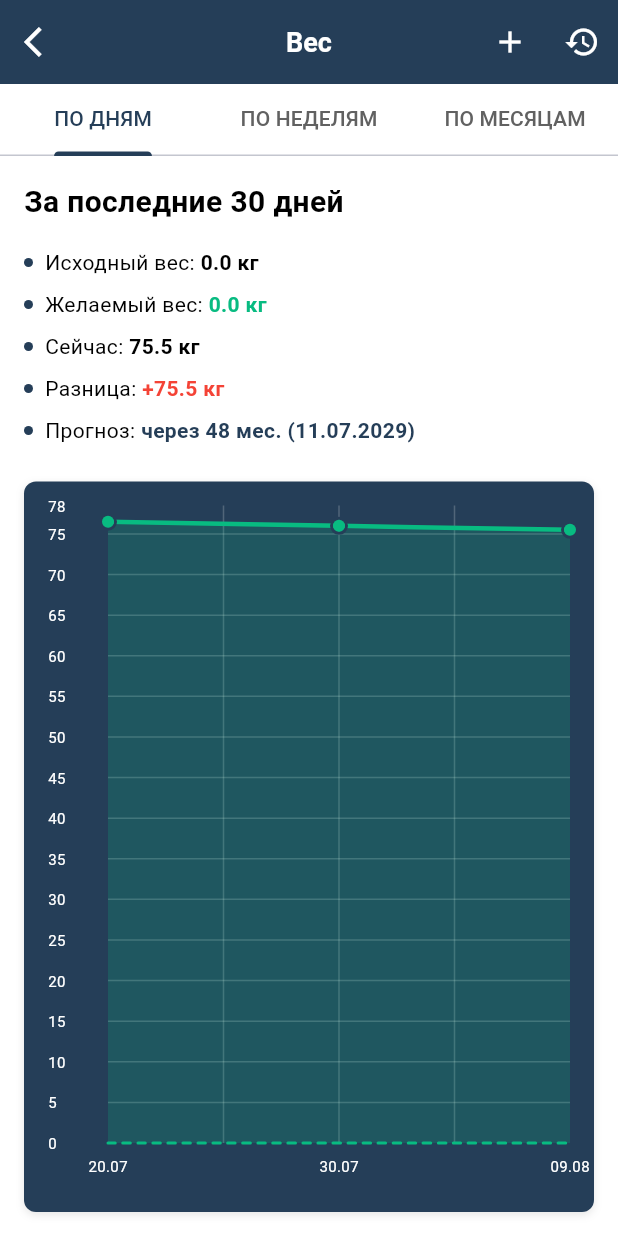
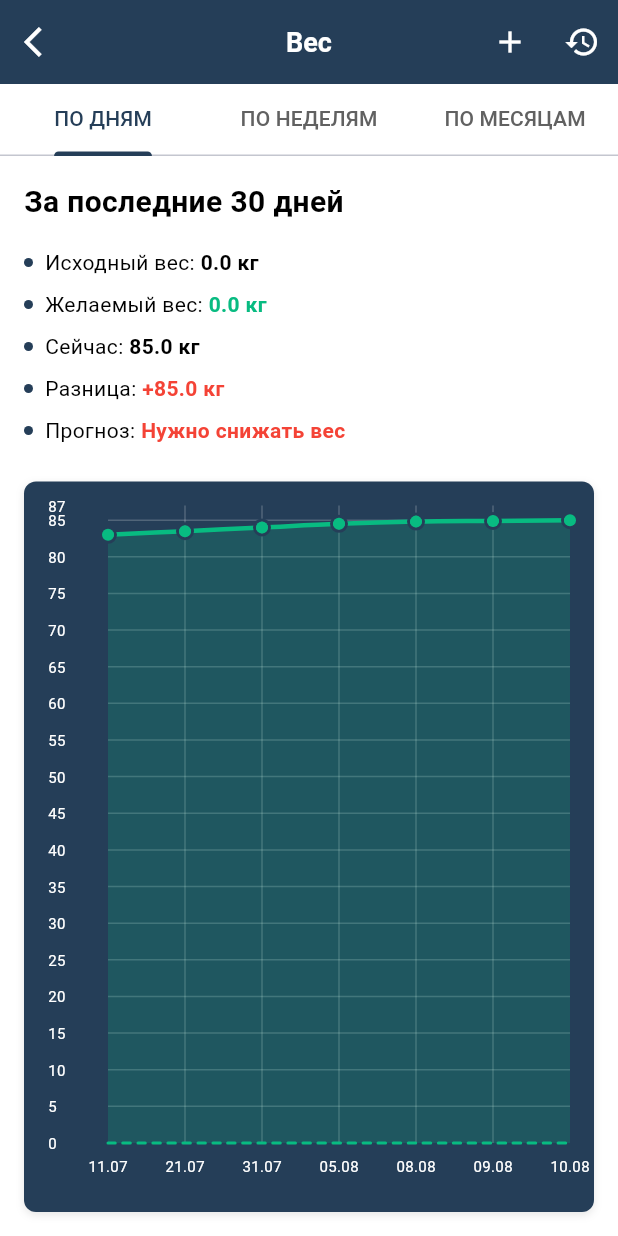
Before and after one commit to Nykolayr/tochka_balansa, a Flutter app: the WeightPage screen opened by its route, on a phone screen of 412 x 824 dp. Run offline on Flutter 3.47's test engine with Material 3 defaults, Android fonts, the phone set to English and light mode, and no system bars; drawn by our look-alikes of fl_chart; our stand-ins replace bloc, dio, equatable, flutter_bloc, flutter_secure_storage, flutter_svg and 10 more; missing offline and left inert: flutter_easylogger, flutter_keyboard_size, mobile_scanner; accounts and stored records are empty; statements that could not run were skipped.

Commit message:
фикс график веса

```diff
--- a/lib/core/constants/test_data.dart
+++ b/lib/core/constants/test_data.dart
@@ -1,6 +1,6 @@
 class TestData {
   static const List<Map<String, dynamic>> weightData = [
-    {'daysOffset': 180, 'weight': 75.5},  // 180 дней назад (самая старая дата)
+    {'daysOffset': 180, 'weight': 75.5}, // 180 дней назад (самая старая дата)
     {'daysOffset': 170, 'weight': 76.0},
     {'daysOffset': 160, 'weight': 76.5},
     {'daysOffset': 150, 'weight': 77.0},
@@ -21,6 +21,6 @@ class TestData {
     {'daysOffset': 5, 'weight': 84.5},
     {'daysOffset': 2, 'weight': 84.8},
     {'daysOffset': 1, 'weight': 84.9},
-    {'daysOffset': 0, 'weight': 85.0},   // Сегодня (самая новая дата)
+    {'daysOffset': 0, 'weight': 85.0},
   ];
 }
--- a/lib/presentation/pages/health/weight_page.dart
+++ b/lib/presentation/pages/health/weight_page.dart
@@ -28,13 +28,14 @@ class _WeightPageState extends State<WeightPage>
   // ВРЕМЕННАЯ ФУНКЦИЯ ДЛЯ ТЕСТИРОВАНИЯ - УБРАТЬ ПОСЛЕ ПРОВЕРКИ!
   List<HealthMetric> _generateTestWeightData() {
     final now = DateTime.now();
-    final sixMonthsAgo = DateTime(now.year, now.month - 6, now.day);
 
     // Создаем HealthMetric объекты
     final testMetrics = <HealthMetric>[];
 
     for (final data in TestData.weightData) {
-      final date = sixMonthsAgo.add(Duration(days: data['daysOffset'] as int));
+      final date = now.subtract(
+        Duration(days: data['daysOffset'] as int),
+      ); // ИСПРАВЛЕНО: отнимаем дни
       final metric = HealthMetric(
         id: 'test_${date.millisecondsSinceEpoch}',
         type: HealthMetricType.weight,
@@ -137,16 +138,25 @@ class _WeightPageState extends State<WeightPage>
               periodText = textLang('За последние 30 дней');
           }
 
-          // Фильтруем измерения по выбранному периоду
+          // ВРЕМЕННО: добавляем отладку
+          print('=== ОТЛАДКА WEIGHT PAGE ===');
+          print('Всего измерений: ${weightMetrics.length}');
+          for (int i = 0; i < weightMetrics.length; i++) {
+            final metric = weightMetrics[i];
+            print(
+              'Измерение $i: ${metric.timestamp.day.toString().padLeft(2, '0')}.${metric.timestamp.month.toString().padLeft(2, '0')} - вес: ${metric.value}',
+            );
+          }
+
           final filteredMetrics = weightMetrics
               .where(
                 (metric) => metric.timestamp.isAfter(
-                  DateTime.now().subtract(
-                    const Duration(days: 31),
-                  ), // 31 день назад (включая сегодня)
+                  DateTime.now().subtract(const Duration(days: 31)),
                 ),
               )
               .toList();
+
+          print('После фильтрации: ${filteredMetrics.length}');
 
           // Сортируем для графика (новые сначала для свайпа)
           filteredMetrics.sort((a, b) => b.timestamp.compareTo(a.timestamp));
```
